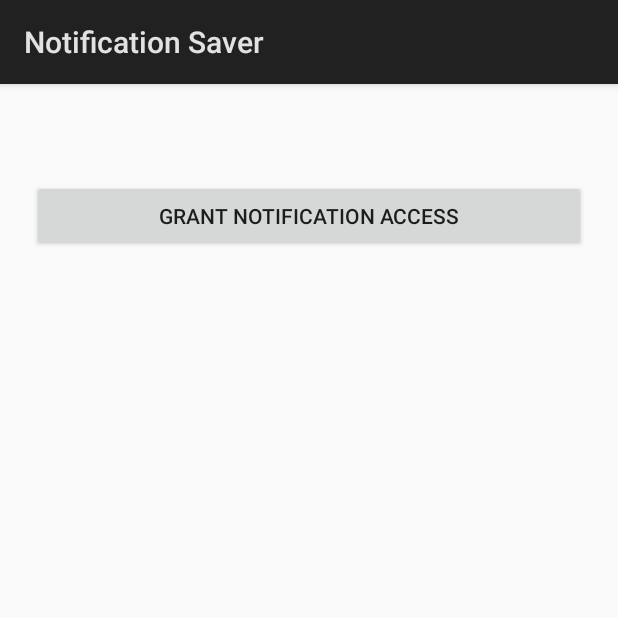
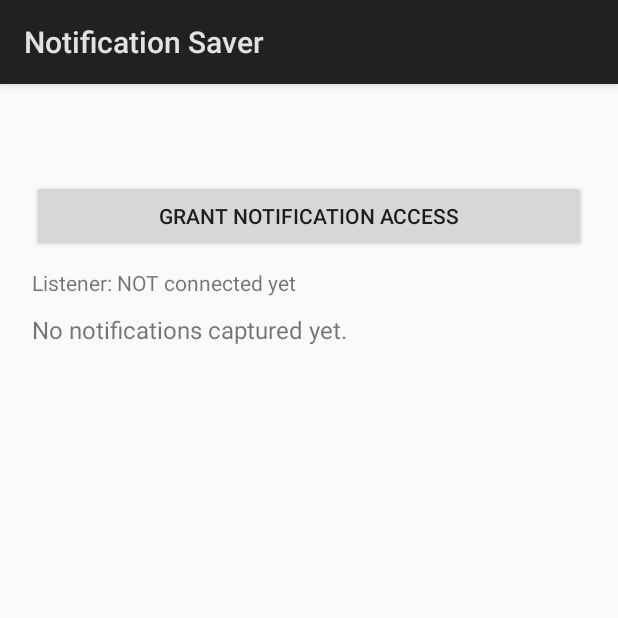
Before and after one commit to Preyds/notification-saver, an Android app: the screen it shows after launch (MainActivity), on a phone screen of 412 x 824 dp, the top half of it. Run offline under Robolectric (Android 15) with nearby library versions, the phone set to English and light mode, and no system bars.

Commit message:
Add status TextView and update date format
Added a status TextView to display notification listener connection status and updated date format.

```diff
--- a/app/src/main/java/com/example/notificationsaver/MainActivity.kt
+++ b/app/src/main/java/com/example/notificationsaver/MainActivity.kt
@@ -15,6 +15,7 @@ import java.util.Locale
 
 class MainActivity : Activity() {
 
+    private lateinit var status: TextView
     private lateinit var listText: TextView
 
     override fun onCreate(savedInstanceState: Bundle?) {
@@ -24,18 +25,21 @@ class MainActivity : Activity() {
             orientation = LinearLayout.VERTICAL
             setPadding(32, 96, 32, 32)
         }
-
         val button = Button(this).apply {
             text = "Grant notification access"
             setOnClickListener {
                 startActivity(Intent(Settings.ACTION_NOTIFICATION_LISTENER_SETTINGS))
             }
         }
-
+        status = TextView(this).apply {
+            textSize = 14f
+            setPadding(0, 16, 0, 16)
+        }
         listText = TextView(this).apply { textSize = 16f }
         val scroll = ScrollView(this).apply { addView(listText) }
 
         root.addView(button)
+        root.addView(status)
         root.addView(
             scroll,
             LinearLayout.LayoutParams(
@@ -48,11 +52,16 @@ class MainActivity : Activity() {
 
     override fun onResume() {
         super.onResume()
-        val fmt = SimpleDateFormat("HH:mm:ss", Locale.getDefault())
-        listText.text = if (NotificationStore.items.isEmpty()) {
+        val fmt = SimpleDateFormat("dd MMM HH:mm:ss", Locale.getDefault())
+        val t = getSharedPreferences("status", MODE_PRIVATE).getLong("connected", 0L)
+        status.text = if (t == 0L) "Listener: NOT connected yet"
+        else "Listener connected: ${fmt.format(Date(t))}"
+
+        val items = NotificationDb(this).all()
+        listText.text = if (items.isEmpty()) {
             "No notifications captured yet."
         } else {
-            NotificationStore.items.joinToString("\n\n") {
+            items.joinToString("\n\n") {
                 "${fmt.format(Date(it.time))} · ${it.app}\n${it.title}\n${it.text}"
             }
         }
```
